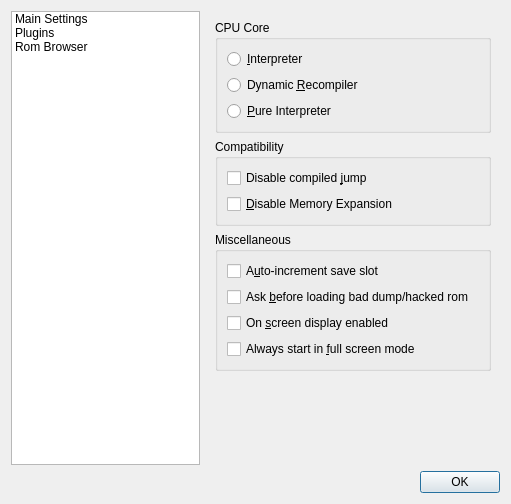
First picture: the form in main/gui_qt4/settingsdialog.ui, repository mupen64plus/mupen64plus-oldsvn, before the edit.
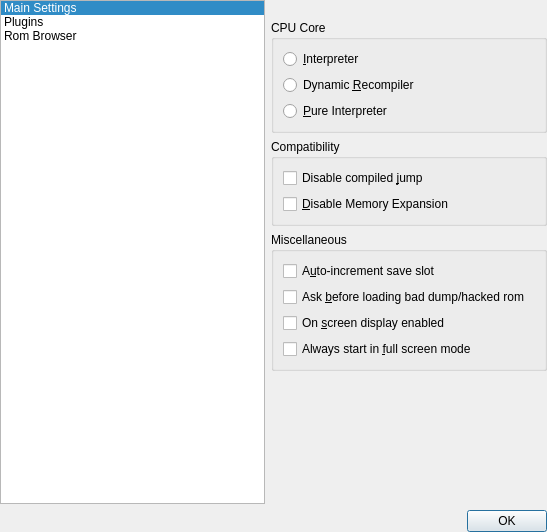
Second picture: the form after the edit. Custom widgets are drawn as their Qt base class.

Commit message: Pimp out settings dialog a bit.

Diff of the .ui file:
```diff
--- a/main/gui_qt4/settingsdialog.ui
+++ b/main/gui_qt4/settingsdialog.ui
@@ -5,21 +5,51 @@
    <rect>
     <x>0</x>
     <y>0</y>
-    <width>511</width>
-    <height>504</height>
+    <width>547</width>
+    <height>532</height>
    </rect>
   </property>
   <property name="windowTitle" >
    <string>Dialog</string>
   </property>
-  <layout class="QVBoxLayout" name="verticalLayout" >
+  <layout class="QVBoxLayout" name="verticalLayout_13" >
+   <property name="margin" >
+    <number>0</number>
+   </property>
    <item>
-    <layout class="QHBoxLayout" name="horizontalLayout" >
+    <layout class="QHBoxLayout" name="horizontalLayout_6" >
      <item>
       <widget class="QListWidget" name="listWidget" >
+       <property name="sizePolicy" >
+        <sizepolicy vsizetype="Expanding" hsizetype="Expanding" >
+         <horstretch>1</horstretch>
+         <verstretch>0</verstretch>
+        </sizepolicy>
+       </property>
        <property name="horizontalScrollBarPolicy" >
         <enum>Qt::ScrollBarAlwaysOff</enum>
        </property>
+       <property name="showDropIndicator" stdset="0" >
+        <bool>false</bool>
+       </property>
+       <property name="dragDropMode" >
+        <enum>QAbstractItemView::NoDragDrop</enum>
+       </property>
+       <property name="textElideMode" >
+        <enum>Qt::ElideNone</enum>
+       </property>
+       <property name="movement" >
+        <enum>QListView::Static</enum>
+       </property>
+       <property name="flow" >
+        <enum>QListView::TopToBottom</enum>
+       </property>
+       <property name="resizeMode" >
+        <enum>QListView::Adjust</enum>
+       </property>
+       <property name="currentRow" >
+        <number>0</number>
+       </property>
        <item>
         <property name="text" >
          <string>Main Settings</string>
@@ -38,12 +68,41 @@
       </widget>
      </item>
      <item>
+      <layout class="QVBoxLayout" name="verticalLayout" >
+       <item>
+        <layout class="QHBoxLayout" name="horizontalLayout" >
+         <item>
+          <widget class="QLabel" name="imageLabel" >
+           <property name="text" >
+            <string/>
+           </property>
+          </widget>
+         </item>
+         <item>
+          <widget class="QLabel" name="textLabel" >
+           <property name="sizePolicy" >
+            <sizepolicy vsizetype="Preferred" hsizetype="Preferred" >
+             <horstretch>1</horstretch>
+             <verstretch>0</verstretch>
+            </sizepolicy>
+           </property>
+           <property name="text" >
+            <string/>
+           </property>
+          </widget>
+         </item>
+        </layout>
+       </item>
+       <item>
       <widget class="QStackedWidget" name="stackedWidget" >
        <property name="currentIndex" >
         <number>0</number>
        </property>
        <widget class="QWidget" name="page" >
         <layout class="QVBoxLayout" name="verticalLayout_2" >
+           <property name="margin" >
+            <number>0</number>
+           </property>
          <item>
           <widget class="QGroupBox" name="groupBox" >
            <property name="title" >
@@ -151,6 +210,9 @@
        </widget>
        <widget class="QWidget" name="page_2" >
         <layout class="QVBoxLayout" name="verticalLayout_6" >
+           <property name="margin" >
+            <number>0</number>
+           </property>
          <item>
           <widget class="QGroupBox" name="groupBox_7" >
            <property name="title" >
@@ -303,6 +365,9 @@
        </widget>
        <widget class="QWidget" name="page_3" >
         <layout class="QVBoxLayout" name="verticalLayout_11" >
+           <property name="margin" >
+            <number>0</number>
+           </property>
          <item>
           <widget class="QGroupBox" name="groupBox_8" >
            <property name="title" >
@@ -332,6 +397,8 @@
         </layout>
        </widget>
       </widget>
+       </item>
+      </layout>
      </item>
     </layout>
    </item>
```
Lines whose indentation alone changed are shown as unchanged. The commit also changes 6 other files.
